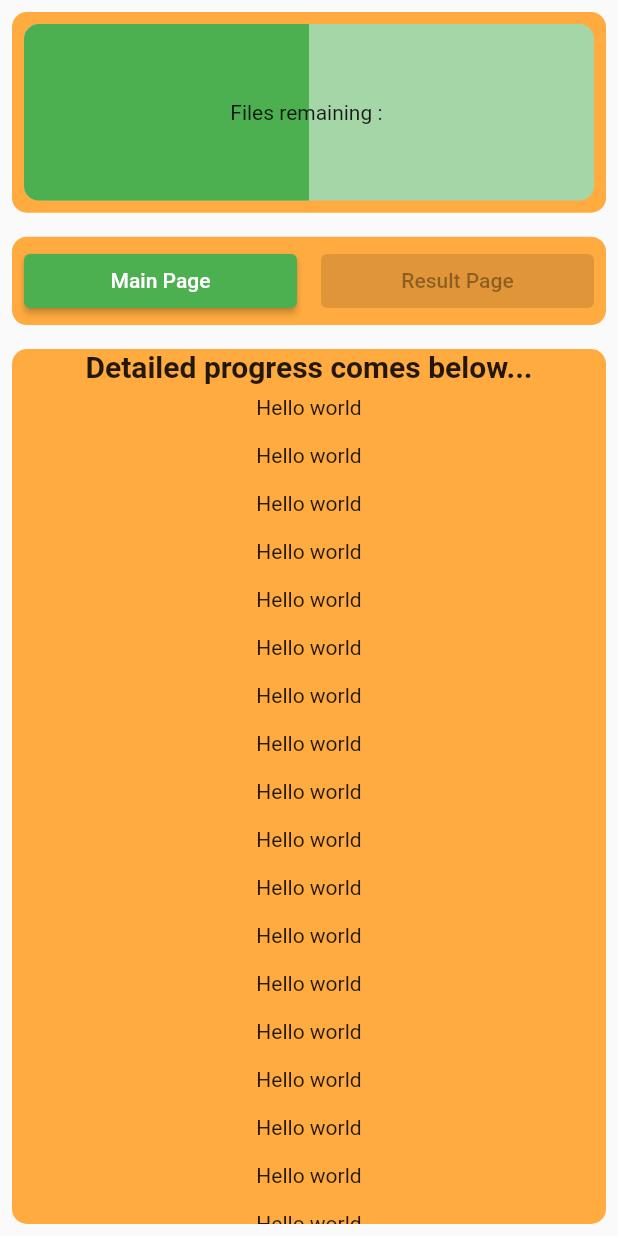
After one commit to sibisita/FlutterMultiSearchProject, a Flutter app: the ProgressPage screen opened by its route, on a phone screen of 412 x 824 dp. The commit adds this screen. Run offline on Flutter 3.47's test engine with Material 2 defaults, Android fonts, the light colour scheme and no system bars; missing offline and left inert: flutter_desktop_folder_picker.

Commit message:
Progress page created

```diff
--- /dev/null
+++ b/multi_search/lib/frontend_elements/log_stream.dart
@@ -0,0 +1,34 @@
+import 'package:flutter/material.dart';
+
+class LogStream extends StatefulWidget {
+  const LogStream({
+    Key? key,
+  }) : super(key: key);
+
+  @override
+  State<LogStream> createState() => _LogStreamState();
+}
+
+class _LogStreamState extends State<LogStream> {
+  ScrollController LogScrollController = ScrollController();
+  @override
+  Widget build(BuildContext context) {
+    return Expanded(
+      child: SingleChildScrollView(
+        controller: LogScrollController,
+        child: Column(mainAxisAlignment: MainAxisAlignment.center, children: [
+          for (var i = 0; i < 120; i++)
+            Padding(
+              padding: EdgeInsets.all(8.0),
+              child: Row(
+                mainAxisAlignment: MainAxisAlignment.center,
+                children: [
+                  Text("Hello world"),
+                ],
+              ),
+            ),
+        ]),
+      ),
+    );
+  }
+}
--- a/multi_search/lib/frontend_elements/search_button.dart
+++ b/multi_search/lib/frontend_elements/search_button.dart
@@ -16,7 +16,9 @@ class SearchButton extends StatelessWidget {
             backgroundColor: MaterialStateProperty.all(Colors.blue[700]),
             shadowColor: MaterialStateProperty.all(Colors.amber),
           ),
-          onPressed: () {},
+          onPressed: () {
+            Navigator.of(context).pushNamed('/progress');
+          },
           child: Column(
             children: [
               SizedBox(
--- a/multi_search/lib/routes.dart
+++ b/multi_search/lib/routes.dart
@@ -1,5 +1,6 @@
 import 'package:flutter/material.dart';
 import 'package:multi_search/main.dart';
+import 'package:multi_search/views/progress.dart';
 
 import 'Views/about.dart';
 
@@ -11,6 +12,8 @@ class RouteGenerator {
         return MaterialPageRoute(builder: (_) => MyHomePage());
       case "/about":
         return MaterialPageRoute(builder: (_) => AboutPage());
+      case "/progress":
+        return MaterialPageRoute(builder: (_) => ProgressPage());
       default:
         return MaterialPageRoute(builder: (_) => MyHomePage());
     }
--- a/multi_search/lib/views/about.dart
+++ b/multi_search/lib/views/about.dart
@@ -3,21 +3,21 @@ import 'package:flutter/material.dart';
 class AboutPage extends StatelessWidget {
   const AboutPage({Key? key}) : super(key: key);
   final String letter = '''
-Hi everyone,
+Hi,
 
 Multi Search was initially created to address a situation at my workplace. I was asked to find occurance details of 50 IPs in a folder containing 2000+ backup files. There was no readily available tool to do so. So I created this application.
 
 Before using flutter, I created similar application using python and TKINTER library. But that application was extremely slow.
 
-So when flutter officially bought flutter for windows, I created this.
+So when flutter officially announced flutter for windows, I created this.
 
 You can find the full source code for this in the below github repository.
 
 https://github.com/sibisita/FlutterMultiSearchProject.git
 
-Thanks,
+All the best,
 
-Sibi
+Sibi.
 ''';
 
   @override
--- /dev/null
+++ b/multi_search/lib/views/progress.dart
@@ -0,0 +1,101 @@
+import 'dart:ui';
+
+import 'package:flutter/material.dart';
+import 'package:multi_search/frontend_elements/log_stream.dart';
+
+class ProgressPage extends StatefulWidget {
+  const ProgressPage({Key? key}) : super(key: key);
+
+  @override
+  _ProgressPageState createState() => _ProgressPageState();
+}
+
+class _ProgressPageState extends State<ProgressPage> {
+  double value = 0.5;
+  @override
+  Widget build(BuildContext context) {
+    return Scaffold(
+      body: Column(
+        children: [
+          Expanded(
+            flex: 2,
+            child: Padding(
+              padding: const EdgeInsets.all(8.0),
+              child: Container(
+                decoration: BoxDecoration(
+                    color: Colors.orangeAccent,
+                    borderRadius: BorderRadius.circular(10)),
+                child: Stack(fit: StackFit.passthrough, children: [
+                  Padding(
+                    padding: const EdgeInsets.all(8.0),
+                    child: ClipRRect(
+                        borderRadius: BorderRadius.circular(10),
+                        child: LinearProgressIndicator(value: value)),
+                  ),
+                  Center(
+                    child: Text("Files remaining : "),
+                  )
+                ]),
+              ),
+            ),
+          ),
+          Expanded(
+            flex: 1,
+            child: Padding(
+              padding: const EdgeInsets.all(8.0),
+              child: Container(
+                decoration: BoxDecoration(
+                    color: Colors.orangeAccent,
+                    borderRadius: BorderRadius.circular(10)),
+                child: Row(children: [
+                  Expanded(
+                    child: Padding(
+                      padding: const EdgeInsets.all(8.0),
+                      child: ElevatedButton(
+                          onPressed: () {
+                            Navigator.of(context).pushNamed('/');
+                          },
+                          child: Text("Main Page")),
+                    ),
+                  ),
+                  Expanded(
+                    child: Padding(
+                      padding: const EdgeInsets.all(8.0),
+                      child: ElevatedButton(
+                          onPressed: (value <
+                                  0.6) // need to change to >=1, where value= files completed / total files
+                              ? null
+                              : () {
+                                  Navigator.of(context).pushNamed('/about');
+                                },
+                          child: Text("Result Page")),
+                    ),
+                  )
+                ]),
+              ),
+            ),
+          ),
+          Expanded(
+            flex: 8,
+            child: Padding(
+              padding: const EdgeInsets.all(8.0),
+              child: Container(
+                decoration: BoxDecoration(
+                    color: Colors.orangeAccent,
+                    borderRadius: BorderRadius.circular(10)),
+                child: Column(
+                  children: [
+                    Text("Detailed progress comes below...",
+                        style: TextStyle(
+                            fontSize: 20, fontWeight: FontWeight.bold)),
+                    LogStream(),
+                  ],
+                ),
+              ),
+            ),
+          ),
+        ],
+      ),
+    );
+  }
+}
```
